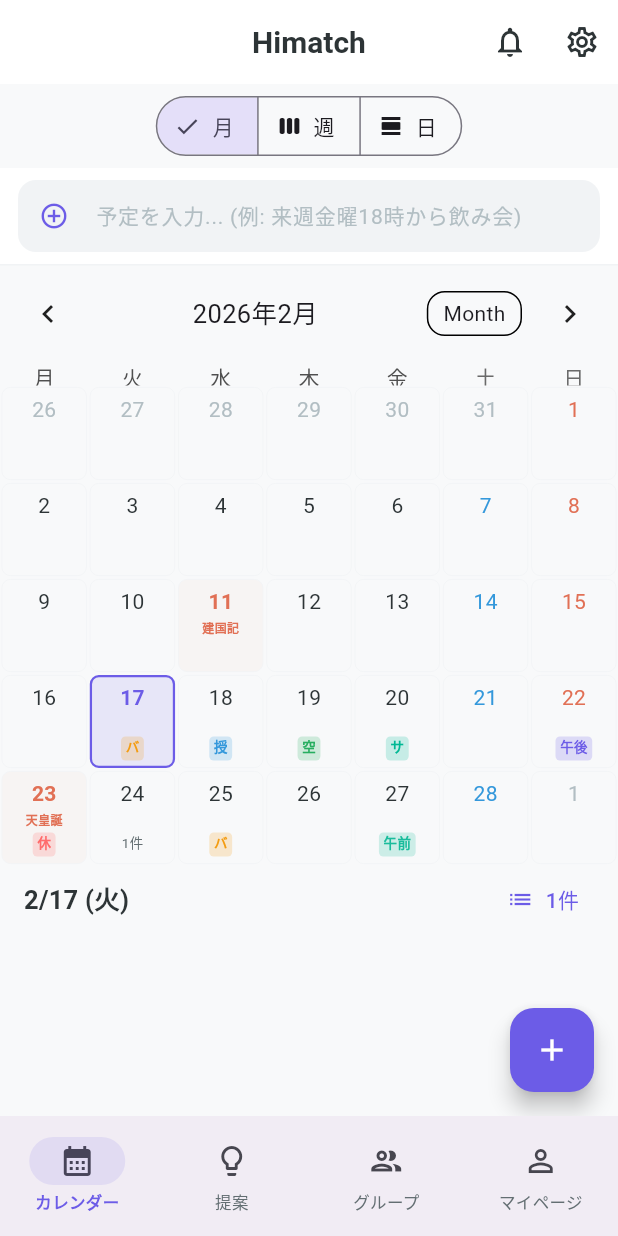
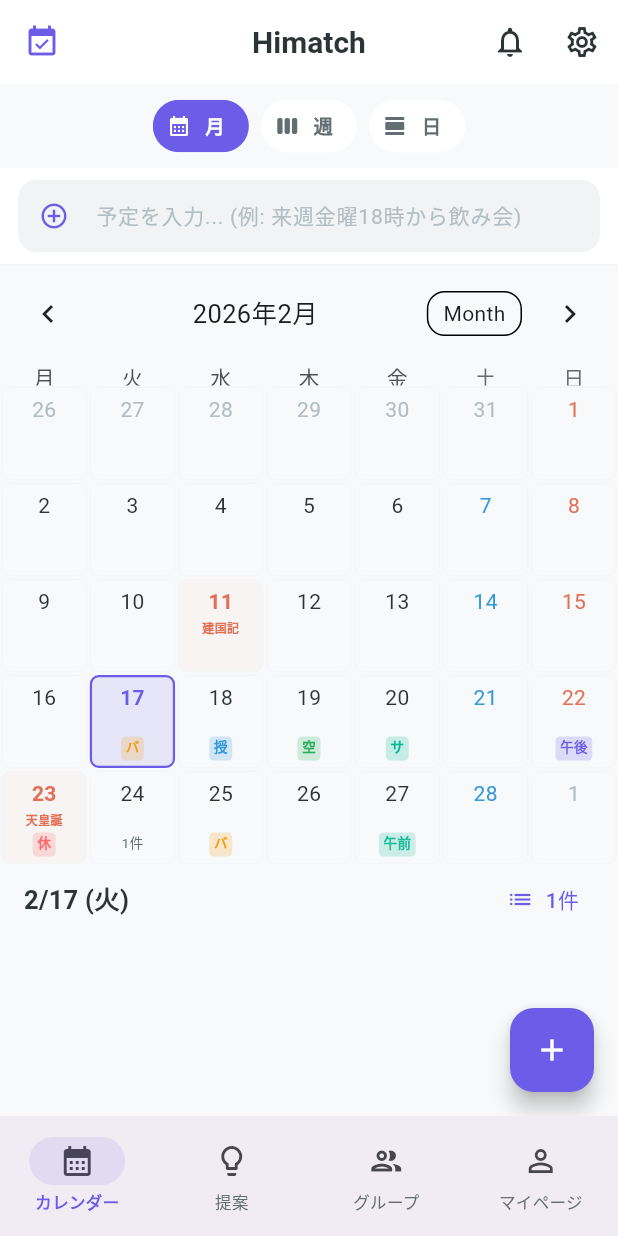
Before and after one commit to sk-anglers/himatch, a Flutter app: the HomeScreen screen opened by its route, on a phone screen of 412 x 824 dp. Run offline on Flutter 3.47's test engine with Material 3 defaults, Android fonts, the phone set to English and light mode, and no system bars; drawn by our look-alikes of table_calendar; our stand-ins replace csv, flutter_riverpod, freezed_annotation, geolocator, go_router, pdf and 2 more; accounts and stored records are empty; generated files the repository leaves out were written again; network calls fail.

Commit message:
refactor(#66): ホーム&カレンダー画面ポリッシュ
B1: AppBarリデザイン - 動的タイトル(タブ名切替), アプリロゴ, 通知バッジ, 設定ボタン→テーマ設定画面に接続
B2: NavigationBarテーマ - pill indicator/label style をapp_theme.dartで定義済み
B3: CalendarTab - SegmentedButton→ChoiceChip pill styleに変更
B4: BaseCalendarCell - AppColors→AppColorsExtension移行でダークモード対応, Container→AnimatedContainer (200ms)

Co-Authored-By: Claude Opus 4.6 <noreply@anthropic.com>

```diff
--- a/lib/features/home/presentation/home_screen.dart
+++ b/lib/features/home/presentation/home_screen.dart
@@ -1,5 +1,8 @@
 import 'package:flutter/material.dart';
 import 'package:flutter_riverpod/flutter_riverpod.dart';
+import 'package:go_router/go_router.dart';
+import 'package:himatch/core/theme/app_theme.dart';
+import 'package:himatch/routing/app_routes.dart';
 import 'package:himatch/features/schedule/presentation/calendar_tab.dart';
 import 'package:himatch/features/group/presentation/groups_tab.dart';
 import 'package:himatch/features/suggestion/presentation/suggestions_tab.dart';
@@ -17,19 +20,38 @@ class HomeScreen extends ConsumerStatefulWidget {
 class _HomeScreenState extends ConsumerState<HomeScreen> {
   int _selectedIndex = 0;
 
+  static const _tabTitles = ['カレンダー', '提案', 'グループ', 'マイページ'];
+
   @override
   Widget build(BuildContext context) {
     final totalNotifications = ref.watch(totalGroupNotificationsProvider);
+    final colors = Theme.of(context).extension<AppColorsExtension>()!;
 
     return Scaffold(
       appBar: AppBar(
-        title: const Text(
-          'Himatch',
-          style: TextStyle(fontWeight: FontWeight.bold),
+        leading: Padding(
+          padding: const EdgeInsets.all(12),
+          child: Icon(Icons.event_available, color: colors.primary),
+        ),
+        title: Text(
+          _selectedIndex == 0 ? 'Himatch' : _tabTitles[_selectedIndex],
+          style: _selectedIndex == 0
+              ? Theme.of(context)
+                  .textTheme
+                  .titleLarge
+                  ?.copyWith(fontWeight: FontWeight.bold)
+              : Theme.of(context)
+                  .textTheme
+                  .titleLarge
+                  ?.copyWith(fontWeight: FontWeight.w600),
         ),
         actions: [
           IconButton(
-            icon: const Icon(Icons.notifications_outlined),
+            icon: Badge(
+              isLabelVisible: totalNotifications > 0,
+              label: Text('$totalNotifications'),
+              child: const Icon(Icons.notifications_outlined),
+            ),
             onPressed: () {
               // TODO: Navigate to notifications
             },
@@ -37,7 +59,7 @@ class _HomeScreenState extends ConsumerState<HomeScreen> {
           IconButton(
             icon: const Icon(Icons.settings_outlined),
             onPressed: () {
-              // TODO: Navigate to settings
+              context.pushNamed(AppRoute.themeSettings.name);
             },
           ),
         ],
--- a/lib/features/schedule/presentation/calendar_tab.dart
+++ b/lib/features/schedule/presentation/calendar_tab.dart
@@ -413,30 +413,38 @@ class _CalendarTabState extends ConsumerState<CalendarTab> {
   }
 
   Widget _buildViewModeToggle() {
+    final colors = Theme.of(context).extension<AppColorsExtension>()!;
     return Padding(
       padding: const EdgeInsets.symmetric(horizontal: 16, vertical: 4),
-      child: SegmentedButton<_CalendarViewMode>(
-        segments: const [
-          ButtonSegment(
-            value: _CalendarViewMode.calendar,
-            icon: Icon(Icons.calendar_month, size: 16),
-            label: Text('月'),
-          ),
-          ButtonSegment(
-            value: _CalendarViewMode.week,
-            icon: Icon(Icons.view_week, size: 16),
-            label: Text('週'),
-          ),
-          ButtonSegment(
-            value: _CalendarViewMode.day,
-            icon: Icon(Icons.view_day, size: 16),
-            label: Text('日'),
-          ),
-        ],
-        selected: {_viewMode},
-        onSelectionChanged: (Set<_CalendarViewMode> newSelection) {
-          setState(() => _viewMode = newSelection.first);
-        },
+      child: Row(
+        mainAxisAlignment: MainAxisAlignment.center,
+        children: _CalendarViewMode.values.map((mode) {
+          final isSelected = _viewMode == mode;
+          final (icon, label) = switch (mode) {
+            _CalendarViewMode.calendar => (Icons.calendar_month, '月'),
+            _CalendarViewMode.week => (Icons.view_week, '週'),
+            _CalendarViewMode.day => (Icons.view_day, '日'),
+          };
+          return Padding(
+            padding: const EdgeInsets.symmetric(horizontal: 4),
+            child: ChoiceChip(
+              avatar: Icon(icon, size: 16,
+                  color: isSelected ? Colors.white : colors.textSecondary),
+              label: Text(label),
+              selected: isSelected,
+              selectedColor: colors.primary,
+              labelStyle: TextStyle(
+                color: isSelected ? Colors.white : colors.textSecondary,
+                fontWeight: FontWeight.w600,
+                fontSize: 13,
+              ),
+              shape: const StadiumBorder(),
+              side: BorderSide.none,
+              showCheckmark: false,
+              onSelected: (_) => setState(() => _viewMode = mode),
+            ),
+          );
+        }).toList(),
       ),
     );
   }
--- a/lib/features/schedule/presentation/widgets/base_calendar_cell.dart
+++ b/lib/features/schedule/presentation/widgets/base_calendar_cell.dart
@@ -35,42 +35,45 @@ class BaseCalendarCell extends StatelessWidget {
 
   @override
   Widget build(BuildContext context) {
+    final colors = Theme.of(context).extension<AppColorsExtension>()!;
     final isHoliday = holidayName != null;
     final isSunday = day.weekday == DateTime.sunday;
     final isSaturday = day.weekday == DateTime.saturday;
 
-    // Day number color
+    // Day number color (theme-aware)
     Color dayColor;
     if (isOutside) {
-      dayColor = AppColors.textHint;
+      dayColor = colors.textHint;
     } else if (isSelected) {
-      dayColor = AppColors.primary;
+      dayColor = colors.primary;
     } else if (isToday) {
-      dayColor = AppColors.primaryDark;
+      dayColor = colors.primaryDark;
     } else if (isHoliday || isSunday) {
-      dayColor = AppColors.error;
+      dayColor = colors.error;
     } else if (isSaturday) {
       dayColor = AppColors.weatherRainy;
     } else {
-      dayColor = AppColors.textPrimary;
+      dayColor = colors.textPrimary;
     }
 
-    return Container(
+    return AnimatedContainer(
+      duration: const Duration(milliseconds: 200),
+      curve: Curves.easeInOut,
       margin: const EdgeInsets.all(1),
       decoration: BoxDecoration(
         color: isSelected
-            ? AppColors.primary.withValues(alpha: 0.12)
+            ? colors.primary.withValues(alpha: 0.12)
             : isToday
-                ? AppColors.primaryLight.withValues(alpha: 0.10)
+                ? colors.primaryLight.withValues(alpha: 0.10)
                 : isHoliday && !isOutside
-                    ? AppColors.error.withValues(alpha: 0.04)
+                    ? colors.error.withValues(alpha: 0.04)
                     : null,
         border: Border.all(
           color: isSelected
-              ? AppColors.primary
+              ? colors.primary
               : isToday
-                  ? AppColors.primaryLight
-                  : AppColors.surfaceVariant,
+                  ? colors.primaryLight
+                  : colors.surfaceVariant,
           width: isSelected || isToday ? 1.5 : 0.5,
         ),
         borderRadius: BorderRadius.circular(6),
@@ -98,9 +101,9 @@ class BaseCalendarCell extends StatelessWidget {
                         holidayName!.length > 3
                             ? holidayName!.substring(0, 3)
                             : holidayName!,
-                        style: const TextStyle(
+                        style: TextStyle(
                           fontSize: 8,
-                          color: AppColors.error,
+                          color: colors.error,
                           fontWeight: FontWeight.bold,
                           height: 1.8,
                         ),
```
